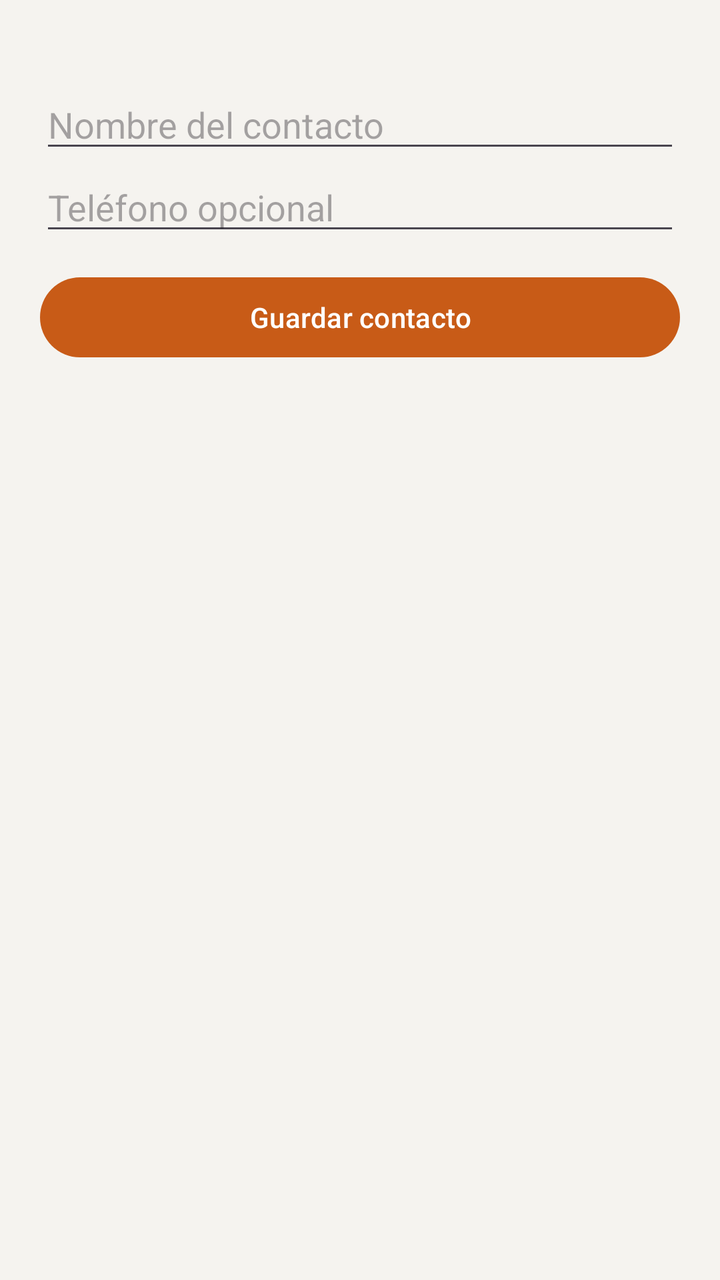
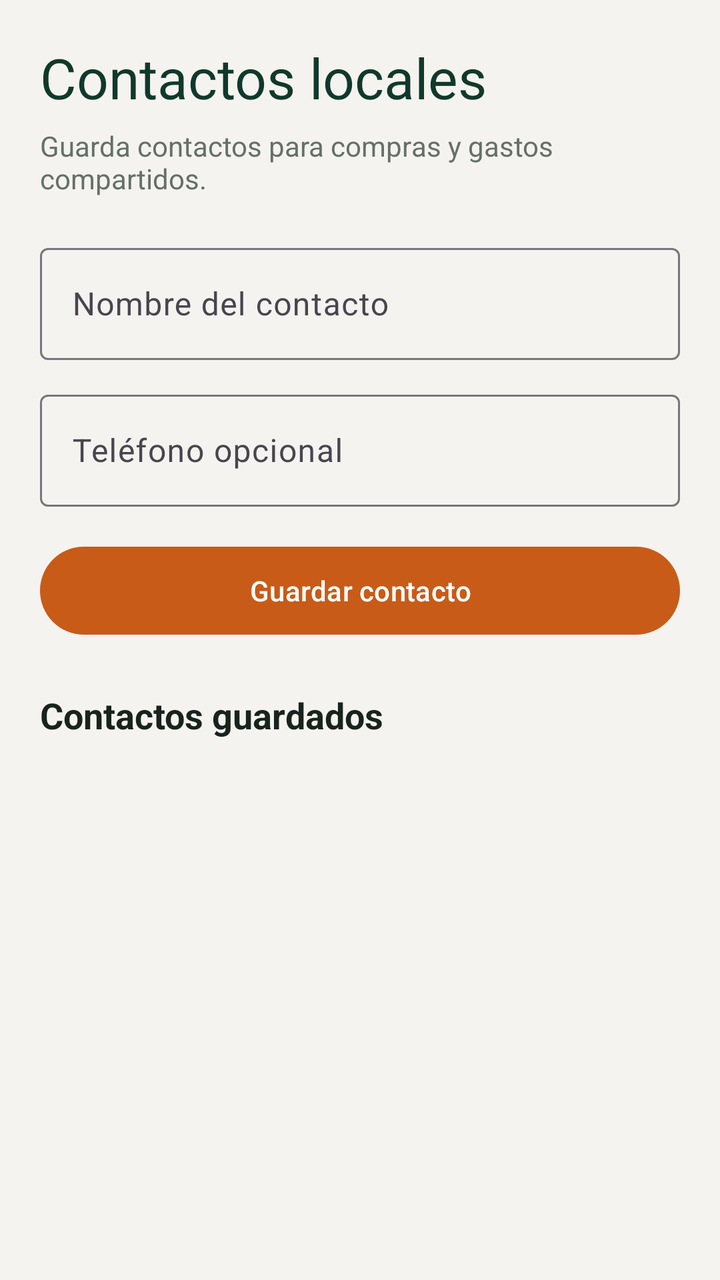

Screens rendered from an Android XML layout before and after an edit, with the pre-edit source and the edit as a unified diff.
<!-- AndroidManifest.xml: application theme Theme.LocalCash -->
<!-- res/layout/activity_contactos.xml -->
<?xml version="1.0" encoding="utf-8"?>
<ScrollView xmlns:android="http://schemas.android.com/apk/res/android" android:layout_width="match_parent" android:layout_height="match_parent" android:background="@color/lc_warm_background">
    <LinearLayout android:layout_width="match_parent" android:layout_height="wrap_content" android:orientation="vertical" android:padding="20dp">
        <TextView style="@style/TextAppearance.Material3.HeadlineMedium" android:text="@string/contacts_title" android:textColor="@color/lc_green_dark" />
        <EditText android:id="@+id/input_contact_name" android:layout_width="match_parent" android:layout_height="wrap_content" android:layout_marginTop="20dp" android:hint="@string/contact_name_hint" android:inputType="textCapWords" />
        <EditText android:id="@+id/input_contact_phone" android:layout_width="match_parent" android:layout_height="wrap_content" android:hint="@string/contact_phone_hint" android:inputType="phone" />
        <com.google.android.material.button.MaterialButton xmlns:app="http://schemas.android.com/apk/res-auto" android:id="@+id/button_add_contact" android:layout_width="match_parent" android:layout_height="wrap_content" android:layout_marginTop="12dp" android:text="@string/action_add_contact" app:backgroundTint="@color/lc_orange_earth" />
        <LinearLayout android:id="@+id/list_contacts" android:layout_width="match_parent" android:layout_height="wrap_content" android:layout_marginTop="16dp" android:orientation="vertical" />
    </LinearLayout>
</ScrollView>
<!-- resources referenced by this layout -->
<resources>
  <color name="lc_green_dark">#10392B</color>
  <color name="lc_orange_earth">#C85B17</color>
  <color name="lc_warm_background">#F5F3EF</color>
  <string name="action_add_contact">Guardar contacto</string>
  <string name="contact_name_hint">Nombre del contacto</string>
  <string name="contact_phone_hint">Teléfono opcional</string>
  <string name="contacts_title">Contactos locales</string>
  <style name="Theme.LocalCash" parent="Base.Theme.LocalCash" />
  <style name="Base.Theme.LocalCash" parent="Theme.Material3.DayNight.NoActionBar">
          
          
      </style>
</resources>

<!-- the commit's change to res/layout/activity_contactos.xml (unified diff, before → after) -->
@@ -1,10 +1,21 @@
 <?xml version="1.0" encoding="utf-8"?>
-<ScrollView xmlns:android="http://schemas.android.com/apk/res/android" android:layout_width="match_parent" android:layout_height="match_parent" android:background="@color/lc_warm_background">
+<ScrollView xmlns:android="http://schemas.android.com/apk/res/android"
+    xmlns:app="http://schemas.android.com/apk/res-auto"
+    android:layout_width="match_parent"
+    android:layout_height="match_parent"
+    android:background="@color/lc_warm_background"
+    android:fillViewport="true">
     <LinearLayout android:layout_width="match_parent" android:layout_height="wrap_content" android:orientation="vertical" android:padding="20dp">
-        <TextView style="@style/TextAppearance.Material3.HeadlineMedium" android:text="@string/contacts_title" android:textColor="@color/lc_green_dark" />
-        <EditText android:id="@+id/input_contact_name" android:layout_width="match_parent" android:layout_height="wrap_content" android:layout_marginTop="20dp" android:hint="@string/contact_name_hint" android:inputType="textCapWords" />
-        <EditText android:id="@+id/input_contact_phone" android:layout_width="match_parent" android:layout_height="wrap_content" android:hint="@string/contact_phone_hint" android:inputType="phone" />
-        <com.google.android.material.button.MaterialButton xmlns:app="http://schemas.android.com/apk/res-auto" android:id="@+id/button_add_contact" android:layout_width="match_parent" android:layout_height="wrap_content" android:layout_marginTop="12dp" android:text="@string/action_add_contact" app:backgroundTint="@color/lc_orange_earth" />
-        <LinearLayout android:id="@+id/list_contacts" android:layout_width="match_parent" android:layout_height="wrap_content" android:layout_marginTop="16dp" android:orientation="vertical" />
+        <TextView style="@style/TextAppearance.Material3.HeadlineMedium" android:layout_width="wrap_content" android:layout_height="wrap_content" android:text="@string/contacts_title" android:textColor="@color/lc_green_dark" />
+        <TextView android:layout_width="match_parent" android:layout_height="wrap_content" android:layout_marginTop="6dp" android:text="@string/contacts_subtitle" android:textColor="@color/lc_text_secondary" />
+        <com.google.android.material.textfield.TextInputLayout style="@style/Widget.Material3.TextInputLayout.OutlinedBox" android:layout_width="match_parent" android:layout_height="wrap_content" android:layout_marginTop="20dp" android:hint="@string/contact_name_hint">
+            <com.google.android.material.textfield.TextInputEditText android:id="@+id/input_contact_name" android:layout_width="match_parent" android:layout_height="56dp" android:inputType="textCapWords" />
+        </com.google.android.material.textfield.TextInputLayout>
+        <com.google.android.material.textfield.TextInputLayout style="@style/Widget.Material3.TextInputLayout.OutlinedBox" android:layout_width="match_parent" android:layout_height="wrap_content" android:layout_marginTop="12dp" android:hint="@string/contact_phone_hint">
+            <com.google.android.material.textfield.TextInputEditText android:id="@+id/input_contact_phone" android:layout_width="match_parent" android:layout_height="56dp" android:inputType="phone" />
+        </com.google.android.material.textfield.TextInputLayout>
+        <com.google.android.material.button.MaterialButton android:id="@+id/button_add_contact" android:layout_width="match_parent" android:layout_height="52dp" android:layout_marginTop="16dp" android:text="@string/action_add_contact" app:backgroundTint="@color/lc_orange_earth" />
+        <TextView android:layout_width="wrap_content" android:layout_height="wrap_content" android:layout_marginTop="24dp" android:text="@string/contacts_list_title" android:textColor="@color/lc_text_primary" android:textSize="18sp" android:textStyle="bold" />
+        <LinearLayout android:id="@+id/list_contacts" android:layout_width="match_parent" android:layout_height="wrap_content" android:layout_marginTop="8dp" android:orientation="vertical" />
     </LinearLayout>
 </ScrollView>
<!-- resource entries referenced after the edit -->
@@ -2,10 +2,14 @@
 <resources>
   <color name="lc_green_dark">#10392B</color>
   <color name="lc_orange_earth">#C85B17</color>
+  <color name="lc_text_primary">#18231E</color>
+  <color name="lc_text_secondary">#647069</color>
   <color name="lc_warm_background">#F5F3EF</color>
   <string name="action_add_contact">Guardar contacto</string>
   <string name="contact_name_hint">Nombre del contacto</string>
   <string name="contact_phone_hint">Teléfono opcional</string>
+  <string name="contacts_list_title">Contactos guardados</string>
+  <string name="contacts_subtitle">Guarda contactos para compras y gastos compartidos.</string>
   <string name="contacts_title">Contactos locales</string>
   <style name="Theme.LocalCash" parent="Base.Theme.LocalCash" />
   <style name="Base.Theme.LocalCash" parent="Theme.Material3.DayNight.NoActionBar">
